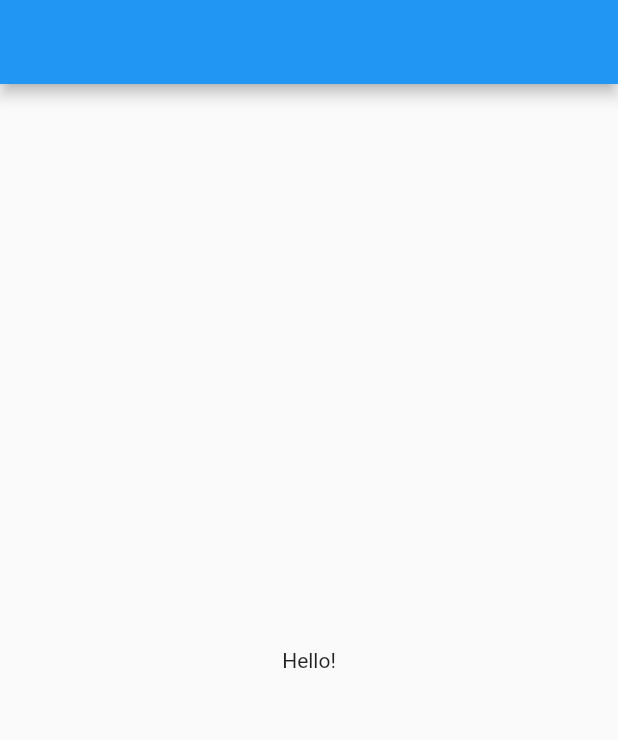
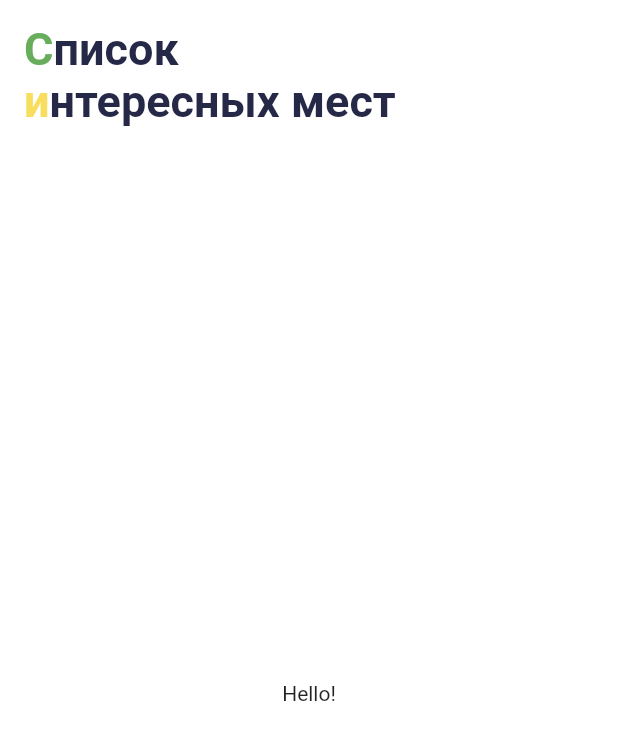
Before and after one commit to sclrew/surf-flutter-course-shturba, a Flutter app: the screen it shows after launch, on a phone screen of 412 x 824 dp. Shown: the top 740 px of the screen. Run offline on Flutter 3.47's test engine with Material 2 defaults, Android fonts, the phone set to English and light mode, and no system bars.

Commit message:
rich text appBar implimented

```diff
--- a/places/lib/main.dart
+++ b/places/lib/main.dart
@@ -12,6 +12,7 @@ class MyApp extends StatelessWidget {
   @override
   Widget build(BuildContext context) {
     return MaterialApp(
+      debugShowCheckedModeBanner: false,
       home: SightListScreen(),
     );
   }
--- a/places/lib/ui/screen/sight_list_screen.dart
+++ b/places/lib/ui/screen/sight_list_screen.dart
@@ -11,17 +11,36 @@ class _SightListScreenState extends State<SightListScreen> {
   @override
   Widget build(BuildContext context) {
     return Scaffold(
+      backgroundColor: Colors.white,
       appBar: appBar,
-      body: Container(
-          height:
-              MediaQuery.of(context).size.height - // высота всего экрана минус
-                  appBar.preferredSize.height // высота appBar и
-                  -
-                  MediaQuery.of(context).padding.top, // минус высота статусбар
-          // ну и потенциально bottomNavBar тоже минусуем
-          child: const Center(child: Text("Hello!"))),
+      body: const Center(child: Text("Hello!")),
     );
   }
 
-  AppBar appBar = AppBar();
+  AppBar appBar = AppBar(
+    brightness: Brightness.light,
+    backgroundColor: Colors.white,
+    elevation: 0,
+    toolbarHeight: 100,
+    title: Row(
+      mainAxisAlignment: MainAxisAlignment.start,
+      children: [
+        RichText(
+          text: const TextSpan(
+            style: TextStyle(
+              fontSize: 30,
+              color: Color(0xff262847),
+              fontWeight: FontWeight.w700,
+            ),
+            children: <TextSpan>[
+              TextSpan(text: 'C', style: TextStyle(color: Color(0xff67ad5b))),
+              TextSpan(text: 'писок\n'),
+              TextSpan(text: 'и', style: TextStyle(color: Color(0xfff7de5e))),
+              TextSpan(text: 'нтересных мест'),
+            ],
+          ),
+        ),
+      ],
+    ),
+  );
 }
```
